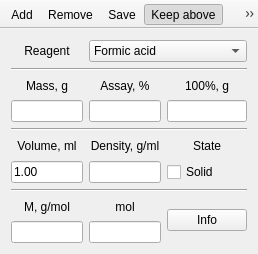
FrankMamuda/fumingcube, file gui_main.ui: the form before one commit.
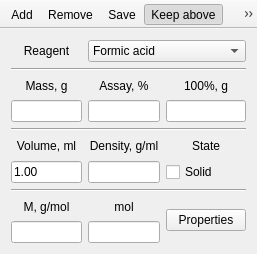
The form after the commit. Icons and pictures are not drawn.

```diff
--- a/gui_main.ui
+++ b/gui_main.ui
@@ -6,7 +6,7 @@
    <rect>
     <x>0</x>
     <y>0</y>
-    <width>258</width>
+    <width>257</width>
     <height>254</height>
    </rect>
   </property>
@@ -193,7 +193,11 @@
     <item row="8" column="4" rowspan="2">
      <widget class="QPushButton" name="infoButton">
       <property name="text">
-       <string>Info</string>
+       <string>Properties</string>
+      </property>
+      <property name="icon">
+       <iconset resource="resources.qrc">
+        <normaloff>:/icons/properties_24</normaloff>:/icons/properties_24</iconset>
       </property>
      </widget>
     </item>
```
